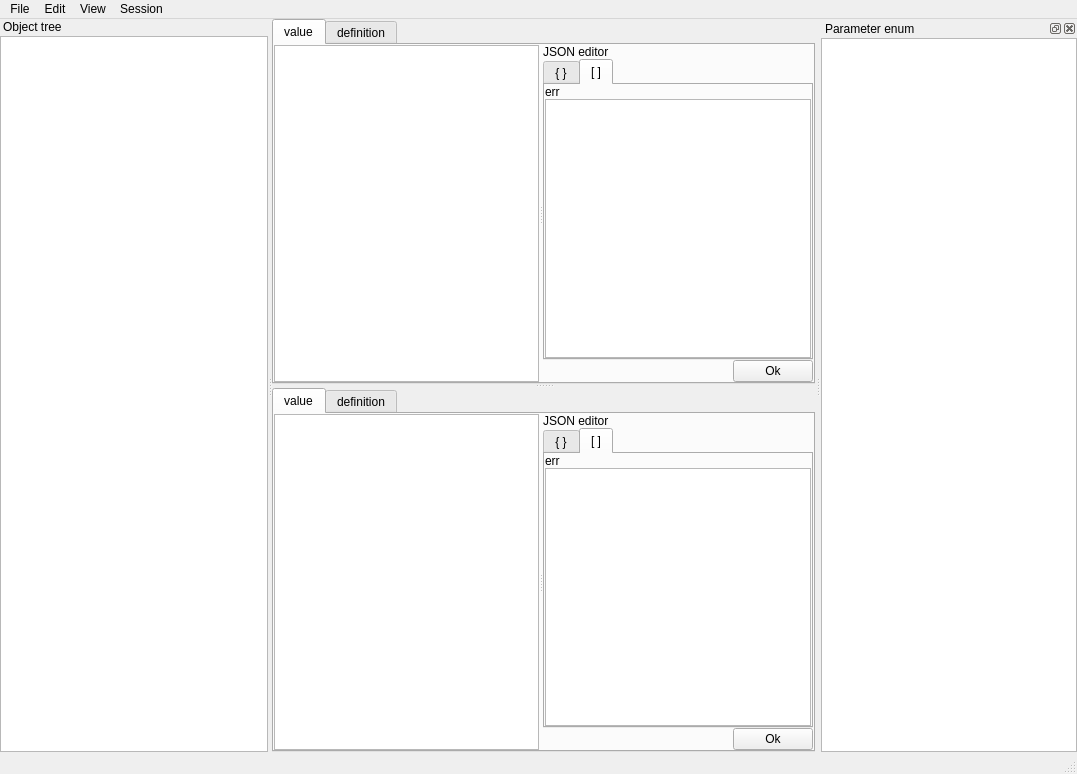
First picture: the form in spinetoolbox/ui/tree_view_form.ui, repository spine-tools/Spine-Toolbox, before the edit.
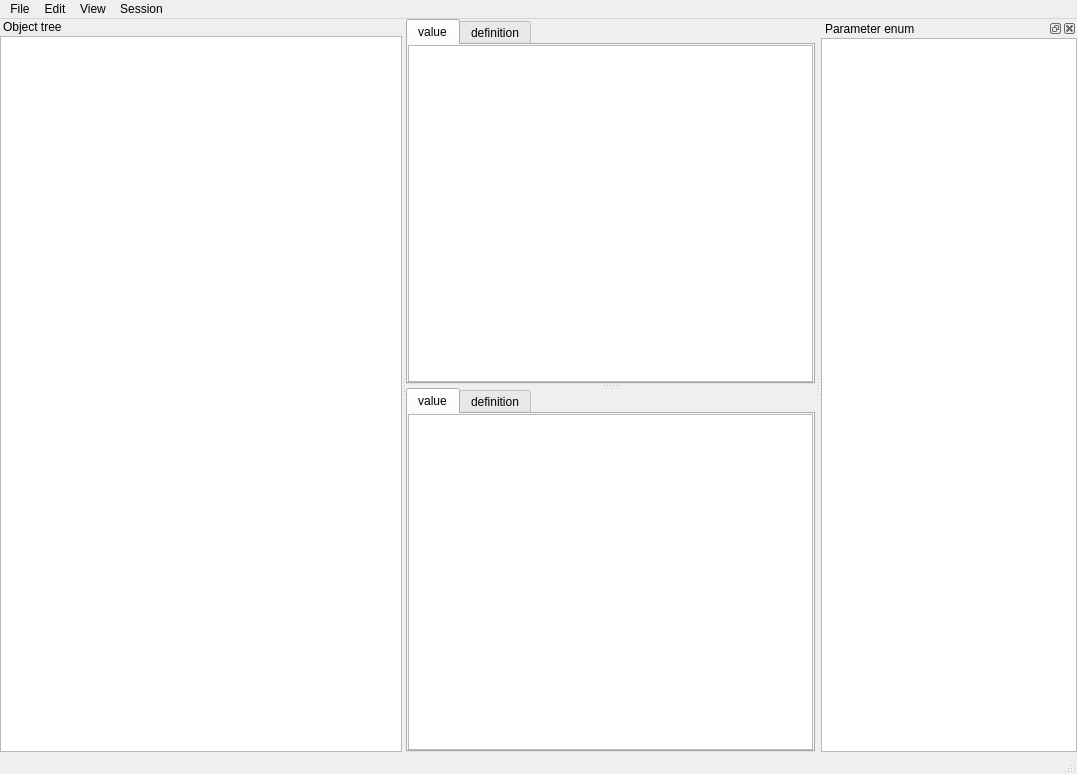
Second picture: the form after the edit. The open tabs and pages were chosen to show the change. Icons and pictures are not drawn. Custom widgets are drawn as their Qt base class.

Commit message: Issue #253 updated: add and edit parameter enums directly in tree view's main window, and edit json field using the delegate.

Patch:
```diff
--- a/spinetoolbox/ui/tree_view_form.ui
+++ b/spinetoolbox/ui/tree_view_form.ui
@@ -203,19 +203,6 @@
                  <number>0</number>
                 </property>
                 <item>
-                 <widget class="QSplitter" name="splitter_object_parameter_value_json">
-                  <property name="layoutDirection">
-                   <enum>Qt::LeftToRight</enum>
-                  </property>
-                  <property name="orientation">
-                   <enum>Qt::Horizontal</enum>
-                  </property>
-                  <widget class="QWidget" name="layoutWidget">
-                   <layout class="QHBoxLayout" name="horizontalLayout">
-                    <property name="spacing">
-                     <number>0</number>
-                    </property>
-                    <item>
                      <widget class="AutoFilterCopyPasteTableView" name="tableView_object_parameter_value">
                       <property name="sizePolicy">
                        <sizepolicy hsizetype="Expanding" vsizetype="Expanding">
@@ -269,159 +256,6 @@
                     </item>
                    </layout>
                   </widget>
-                  <widget class="QWidget" name="verticalLayoutWidget">
-                   <layout class="QVBoxLayout" name="verticalLayout_11">
-                    <property name="spacing">
-                     <number>0</number>
-                    </property>
-                    <item>
-                     <widget class="QLabel" name="label_3">
-                      <property name="text">
-                       <string>JSON editor</string>
-                      </property>
-                     </widget>
-                    </item>
-                    <item>
-                     <widget class="QTabWidget" name="tabWidget_object_parameter_json">
-                      <property name="focusPolicy">
-                       <enum>Qt::TabFocus</enum>
-                      </property>
-                      <property name="currentIndex">
-                       <number>0</number>
-                      </property>
-                      <widget class="QWidget" name="json_obj">
-                       <attribute name="title">
-                        <string>{ }</string>
-                       </attribute>
-                       <layout class="QVBoxLayout" name="verticalLayout_13">
-                        <property name="spacing">
-                         <number>0</number>
-                        </property>
-                        <property name="leftMargin">
-                         <number>0</number>
-                        </property>
-                        <property name="topMargin">
-                         <number>0</number>
-                        </property>
-                        <property name="rightMargin">
-                         <number>0</number>
-                        </property>
-                        <property name="bottomMargin">
-                         <number>0</number>
-                        </property>
-                        <item>
-                         <widget class="QTextEdit" name="textEdit_object_parameter_json">
-                          <property name="sizePolicy">
-                           <sizepolicy hsizetype="Expanding" vsizetype="Expanding">
-                            <horstretch>1</horstretch>
-                            <verstretch>0</verstretch>
-                           </sizepolicy>
-                          </property>
-                          <property name="focusPolicy">
-                           <enum>Qt::StrongFocus</enum>
-                          </property>
-                          <property name="tabChangesFocus">
-                           <bool>true</bool>
-                          </property>
-                         </widget>
-                        </item>
-                       </layout>
-                      </widget>
-                      <widget class="QWidget" name="json_arr">
-                       <attribute name="title">
-                        <string>[ ]</string>
-                       </attribute>
-                       <layout class="QVBoxLayout" name="verticalLayout_14">
-                        <property name="spacing">
-                         <number>0</number>
-                        </property>
-                        <property name="leftMargin">
-                         <number>0</number>
-                        </property>
-                        <property name="topMargin">
-                         <number>0</number>
-                        </property>
-                        <property name="rightMargin">
-                         <number>0</number>
-                        </property>
-                        <property name="bottomMargin">
-                         <number>0</number>
-                        </property>
-                        <item>
-                         <widget class="QLabel" name="label_object_parameter_json_error">
-                          <property name="text">
-                           <string>err</string>
-                          </property>
-                          <property name="alignment">
-                           <set>Qt::AlignLeading|Qt::AlignLeft|Qt::AlignTop</set>
-                          </property>
-                         </widget>
-                        </item>
-                        <item>
-                         <widget class="CopyPasteTableView" name="tableView_object_parameter_json">
-                          <property name="sizePolicy">
-                           <sizepolicy hsizetype="Expanding" vsizetype="Expanding">
-                            <horstretch>1</horstretch>
-                            <verstretch>0</verstretch>
-                           </sizepolicy>
-                          </property>
-                          <property name="tabKeyNavigation">
-                           <bool>false</bool>
-                          </property>
-                          <attribute name="horizontalHeaderVisible">
-                           <bool>false</bool>
-                          </attribute>
-                          <attribute name="horizontalHeaderHighlightSections">
-                           <bool>false</bool>
-                          </attribute>
-                          <attribute name="horizontalHeaderStretchLastSection">
-                           <bool>true</bool>
-                          </attribute>
-                         </widget>
-                        </item>
-                       </layout>
-                      </widget>
-                     </widget>
-                    </item>
-                    <item>
-                     <layout class="QHBoxLayout" name="horizontalLayout_7">
-                      <property name="spacing">
-                       <number>0</number>
-                      </property>
-                      <item>
-                       <spacer name="horizontalSpacer">
-                        <property name="orientation">
-                         <enum>Qt::Horizontal</enum>
-                        </property>
-                        <property name="sizeHint" stdset="0">
-                         <size>
-                          <width>40</width>
-                          <height>20</height>
-                         </size>
-                        </property>
-                       </spacer>
-                      </item>
-                      <item>
-                       <widget class="QPushButton" name="pushButton_object_parameter_json_ok">
-                        <property name="maximumSize">
-                         <size>
-                          <width>16777215</width>
-                          <height>24</height>
-                         </size>
-                        </property>
-                        <property name="text">
-                         <string>Ok</string>
-                        </property>
-                       </widget>
-                      </item>
-                     </layout>
-                    </item>
-                   </layout>
-                  </widget>
-                 </widget>
-                </item>
-               </layout>
-              </widget>
               <widget class="QWidget" name="tab_object_parameter_definition">
                <attribute name="title">
                 <string>definition</string>
@@ -565,19 +399,6 @@
                  <number>0</number>
                 </property>
                 <item>
-                 <widget class="QSplitter" name="splitter_relationship_parameter_value_json">
-                  <property name="layoutDirection">
-                   <enum>Qt::LeftToRight</enum>
-                  </property>
-                  <property name="orientation">
-                   <enum>Qt::Horizontal</enum>
-                  </property>
-                  <widget class="QWidget" name="layoutWidget">
-                   <layout class="QHBoxLayout" name="horizontalLayout_2">
-                    <property name="spacing">
-                     <number>0</number>
-                    </property>
-                    <item>
                      <widget class="AutoFilterCopyPasteTableView" name="tableView_relationship_parameter_value">
                       <property name="sizePolicy">
                        <sizepolicy hsizetype="Expanding" vsizetype="Expanding">
@@ -622,159 +443,6 @@
                     </item>
                    </layout>
                   </widget>
-                  <widget class="QWidget" name="verticalLayoutWidget_2">
-                   <layout class="QVBoxLayout" name="verticalLayout_12">
-                    <property name="spacing">
-                     <number>0</number>
-                    </property>
-                    <item>
-                     <widget class="QLabel" name="label_2">
-                      <property name="sizePolicy">
-                       <sizepolicy hsizetype="Preferred" vsizetype="Preferred">
-                        <horstretch>1</horstretch>
-                        <verstretch>0</verstretch>
-                       </sizepolicy>
-                      </property>
-                      <property name="text">
-                       <string>JSON editor</string>
-                      </property>
-                     </widget>
-                    </item>
-                    <item>
-                     <widget class="QTabWidget" name="tabWidget_relationship_parameter_json">
-                      <property name="focusPolicy">
-                       <enum>Qt::TabFocus</enum>
-                      </property>
-                      <property name="tabPosition">
-                       <enum>QTabWidget::North</enum>
-                      </property>
-                      <property name="currentIndex">
-                       <number>0</number>
-                      </property>
-                      <widget class="QWidget" name="tab">
-                       <attribute name="title">
-                        <string>{ }</string>
-                       </attribute>
-                       <layout class="QVBoxLayout" name="verticalLayout_15">
-                        <property name="spacing">
-                         <number>0</number>
-                        </property>
-                        <property name="leftMargin">
-                         <number>0</number>
-                        </property>
-                        <property name="topMargin">
-                         <number>0</number>
-                        </property>
-                        <property name="rightMargin">
-                         <number>0</number>
-                        </property>
-                        <property name="bottomMargin">
-                         <number>0</number>
-                        </property>
-                        <item>
-                         <widget class="QTextEdit" name="textEdit_relationship_parameter_json">
-                          <property name="sizePolicy">
-                           <sizepolicy hsizetype="Expanding" vsizetype="Expanding">
-                            <horstretch>1</horstretch>
-                            <verstretch>0</verstretch>
-                           </sizepolicy>
-                          </property>
-                          <property name="tabChangesFocus">
-                           <bool>true</bool>
-                          </property>
-                         </widget>
-                        </item>
-                       </layout>
-                      </widget>
-                      <widget class="QWidget" name="tab_2">
-                       <attribute name="title">
-                        <string>[ ]</string>
-                       </attribute>
-                       <layout class="QVBoxLayout" name="verticalLayout_16">
-                        <property name="spacing">
-                         <number>0</number>
-                        </property>
-                        <property name="leftMargin">
-                         <number>0</number>
-                        </property>
-                        <property name="topMargin">
-                         <number>0</number>
-                        </property>
-                        <property name="rightMargin">
-                         <number>0</number>
-                        </property>
-                        <property name="bottomMargin">
-                         <number>0</number>
-                        </property>
-                        <item>
-                         <widget class="QLabel" name="label_relationship_parameter_json_error">
-                          <property name="text">
-                           <string>err</string>
-                          </property>
-                          <property name="alignment">
-                           <set>Qt::AlignLeading|Qt::AlignLeft|Qt::AlignTop</set>
-                          </property>
-                         </widget>
-                        </item>
-                        <item>
-                         <widget class="CopyPasteTableView" name="tableView_relationship_parameter_json">
-                          <property name="tabKeyNavigation">
-                           <bool>false</bool>
-                          </property>
-                          <attribute name="horizontalHeaderVisible">
-                           <bool>false</bool>
-                          </attribute>
-                          <attribute name="horizontalHeaderHighlightSections">
-                           <bool>false</bool>
-                          </attribute>
-                          <attribute name="horizontalHeaderStretchLastSection">
-                           <bool>true</bool>
-                          </attribute>
-                         </widget>
-                        </item>
-                       </layout>
-                      </widget>
-                     </widget>
-                    </item>
-                    <item>
-                     <layout class="QHBoxLayout" name="horizontalLayout_8">
-                      <property name="spacing">
-                       <number>0</number>
-                      </property>
-                      <item>
-                       <spacer name="horizontalSpacer_2">
-                        <property name="orientation">
-                         <enum>Qt::Horizontal</enum>
-                        </property>
-                        <property name="sizeHint" stdset="0">
-                         <size>
-                          <width>40</width>
-                          <height>20</height>
-                         </size>
-                        </property>
-                       </spacer>
-                      </item>
-                      <item>
-                       <widget class="QPushButton" name="pushButton_relationship_parameter_json_ok">
-                        <property name="maximumSize">
-                         <size>
-                          <width>16777215</width>
-                          <height>24</height>
-                         </size>
-                        </property>
-                        <property name="text">
-                         <string>Ok</string>
-                        </property>
-                       </widget>
-                      </item>
-                     </layout>
-                    </item>
-                   </layout>
-                  </widget>
-                 </widget>
-                </item>
-               </layout>
-              </widget>
               <widget class="QWidget" name="tab_relationship_parameter_definition">
                <attribute name="title">
                 <string>definition</string>
@@ -1286,11 +954,6 @@
   </action>
  </widget>
  <customwidgets>
-  <customwidget>
-   <class>CopyPasteTableView</class>
-   <extends>QTableView</extends>
-   <header>widgets/custom_qtableview.h</header>
-  </customwidget>
   <customwidget>
    <class>ObjectTreeView</class>
    <extends>QTreeView</extends>
```
Left out of the diff: 122 changed lines with no effect on the pictures. Lines whose indentation alone changed are shown as unchanged. The commit also changes 19 other files.
